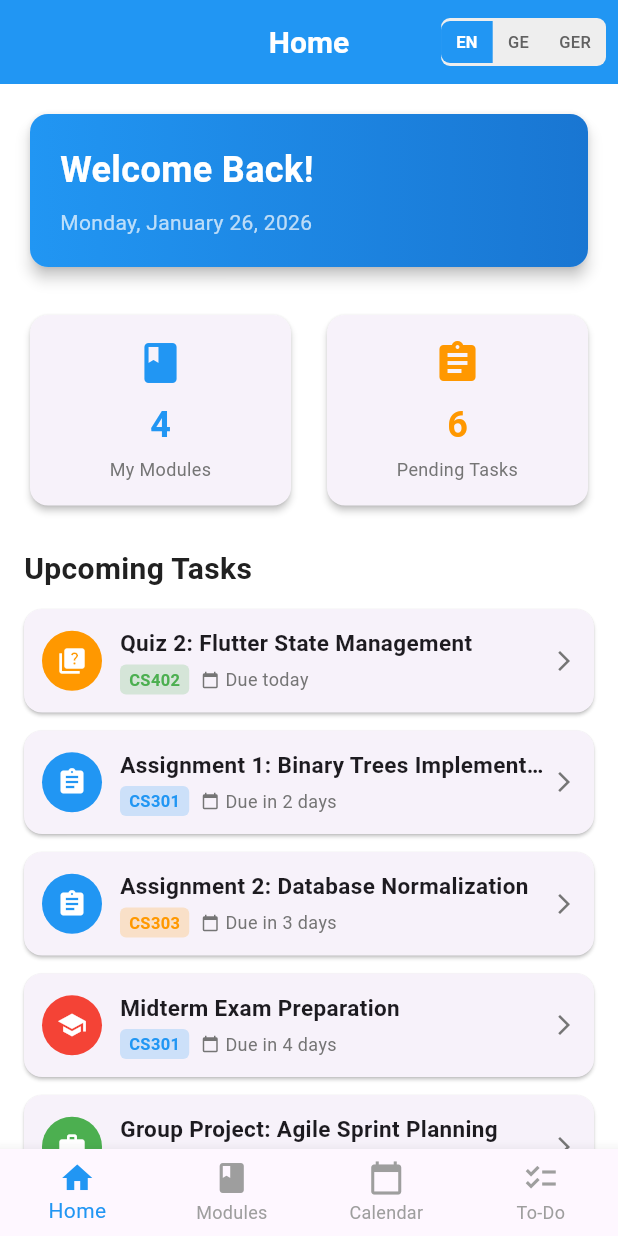
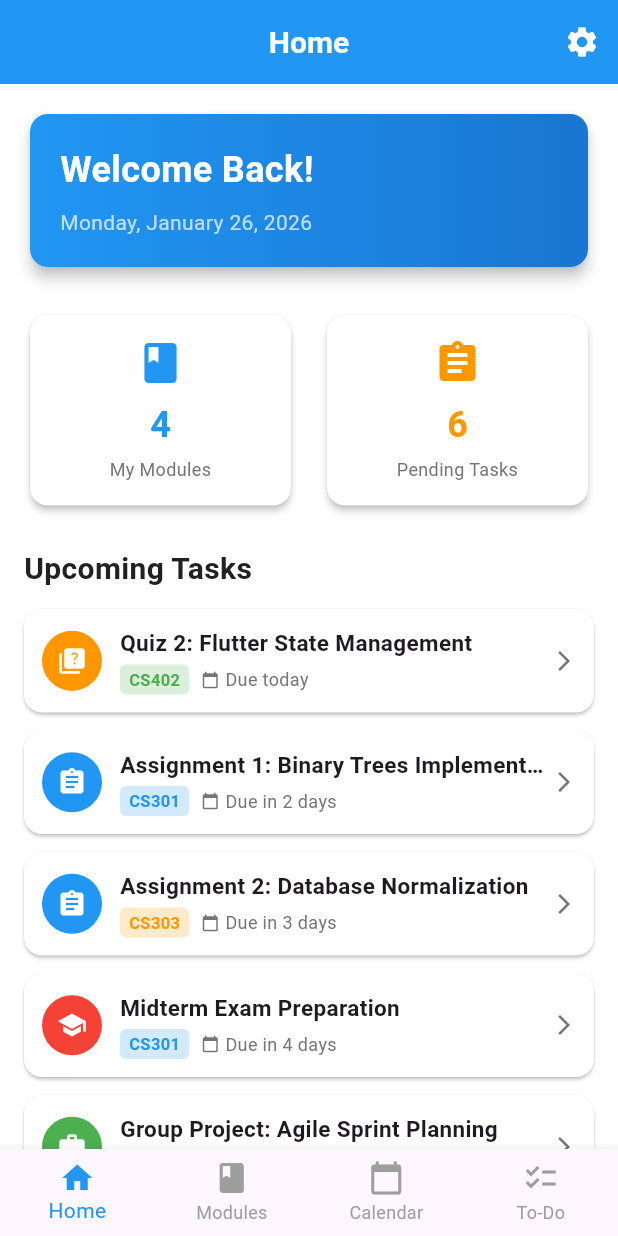
Before and after one commit to Gpaqsa/student_application, a Flutter app: the screen it shows after launch, on a phone screen of 412 x 824 dp. Run offline on Flutter 3.47's test engine with Material 3 defaults, Android fonts, the phone set to English and light mode, and no system bars; our stand-ins replace sqflite; accounts and stored records are empty.

Commit message:
add setting page with change theme feature

```diff
--- a/lib/main.dart
+++ b/lib/main.dart
@@ -23,10 +23,26 @@ class ScholarSyncApp extends StatelessWidget {
   Widget build(BuildContext context) {
     return ChangeNotifierProvider(
       create: (context) => AppData(),
-      child: MaterialApp(
+      child: Consumer<AppData>(
+        builder: (context, appData, _) {
+          return MaterialApp(
             title: 'ScholarSync',
             debugShowCheckedModeBanner: false,
-        theme: ThemeData(
+            theme: _buildLightTheme(),
+            darkTheme: _buildDarkTheme(),
+            themeMode: appData.themeBrightness == Brightness.dark
+                ? ThemeMode.dark
+                : ThemeMode.light,
+            home: MainScreen(key: mainScreenKey),
+          );
+        },
+      ),
+    );
+  }
+
+  ThemeData _buildLightTheme() {
+    return ThemeData(
+      brightness: Brightness.light,
       primarySwatch: Colors.blue,
       primaryColor: AppColors.primary,
       scaffoldBackgroundColor: Colors.white,
@@ -41,8 +57,40 @@ class ScholarSyncApp extends StatelessWidget {
           fontWeight: FontWeight.w600,
         ),
       ),
+      cardTheme: const CardThemeData(
+        color: Colors.white,
+        surfaceTintColor: Colors.transparent,
       ),
-        home: MainScreen(key: mainScreenKey),
+    );
+  }
+
+  ThemeData _buildDarkTheme() {
+    return ThemeData(
+      brightness: Brightness.dark,
+      primarySwatch: Colors.blue,
+      primaryColor: AppColors.primary,
+      scaffoldBackgroundColor: const Color(0xFF121212),
+      cardColor: const Color(0xFF1E1E1E),
+      appBarTheme: const AppBarTheme(
+        backgroundColor: Color(0xFF1E1E1E),
+        elevation: 0,
+        centerTitle: true,
+        iconTheme: IconThemeData(color: Colors.white),
+        titleTextStyle: TextStyle(
+          color: Colors.white,
+          fontSize: 20,
+          fontWeight: FontWeight.w600,
+        ),
+      ),
+      cardTheme: const CardThemeData(
+        color: Color(0xFF1E1E1E),
+        surfaceTintColor: Colors.transparent,
+      ),
+      textTheme: const TextTheme(
+        bodyLarge: TextStyle(color: Colors.white),
+        bodyMedium: TextStyle(color: Colors.white),
+        bodySmall: TextStyle(color: Colors.white70),
+        titleLarge: TextStyle(color: Colors.white),
       ),
     );
   }
--- a/lib/providers/app_data.dart
+++ b/lib/providers/app_data.dart
@@ -21,6 +21,9 @@ class AppData extends ChangeNotifier {
   String _currentLanguage = 'en';
   final TranslationService _translationService = TranslationService();
 
+  // Theme support
+  Brightness _themeBrightness = Brightness.light;
+
   AppData() {
     _loadDataFromDatabase();
   }
@@ -31,6 +34,7 @@ class AppData extends ChangeNotifier {
   List<Task> get tasks => _tasks;
   List<StudyMaterial> get materials => _materials;
   String get currentLanguage => _currentLanguage;
+  Brightness get themeBrightness => _themeBrightness;
 
   // Get translation
   String t(String key) {
@@ -49,6 +53,14 @@ class AppData extends ChangeNotifier {
   // Get available languages
   List<String> getAvailableLanguages() {
     return _translationService.getAvailableLanguages();
+  }
+
+  // Change theme brightness
+  void setThemeBrightness(Brightness brightness) {
+    _themeBrightness = brightness;
+    notifyListeners();
+    debugPrint(
+        'Theme changed to: ${brightness == Brightness.dark ? "Dark" : "Light"}');
   }
 
   // Load all data from database
--- a/lib/screens/main_screen.dart
+++ b/lib/screens/main_screen.dart
@@ -1,11 +1,11 @@
 import 'package:flutter/material.dart';
 import 'package:provider/provider.dart';
 import '../providers/app_data.dart';
-import '../widgets/language_selector.dart';
 import 'home_page.dart';
 import 'modules_page.dart';
 import 'calendar_page.dart';
 import 'todo_list_page.dart';
+import 'settings_page.dart';
 
 // Global key to access MainScreen state from anywhere
 final GlobalKey<MainScreenState> mainScreenKey = GlobalKey<MainScreenState>();
@@ -78,8 +78,17 @@ class MainScreenState extends State<MainScreen> {
           },
         ),
         elevation: 0,
-        actions: const [
-          LanguageSelector(),
+        actions: [
+          IconButton(
+            icon: const Icon(Icons.settings),
+            onPressed: () {
+              Navigator.push(
+                context,
+                MaterialPageRoute(builder: (context) => const SettingsPage()),
+              );
+            },
+            tooltip: 'Settings',
+          ),
         ],
       ),
       body: AnimatedSwitcher(
```
Also changed, not shown: assets/translations.json (+11 -2 lines), lib/screens/settings_page.dart (added, +247 -0 lines). Lines whose indentation alone changed are shown as unchanged.
